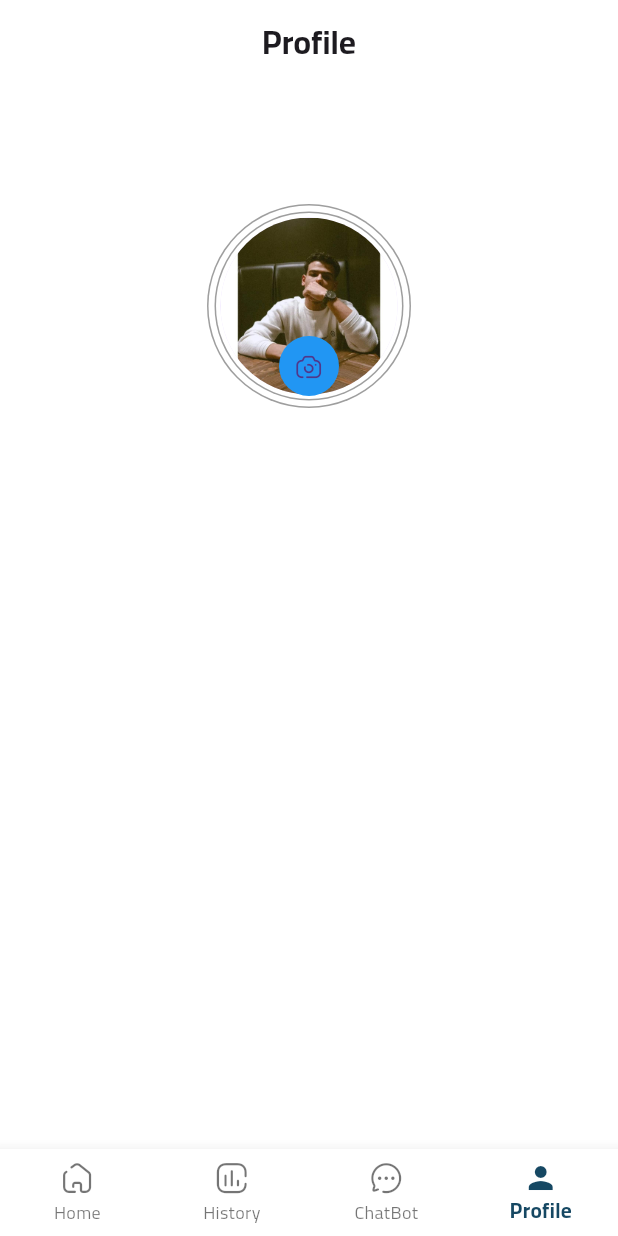
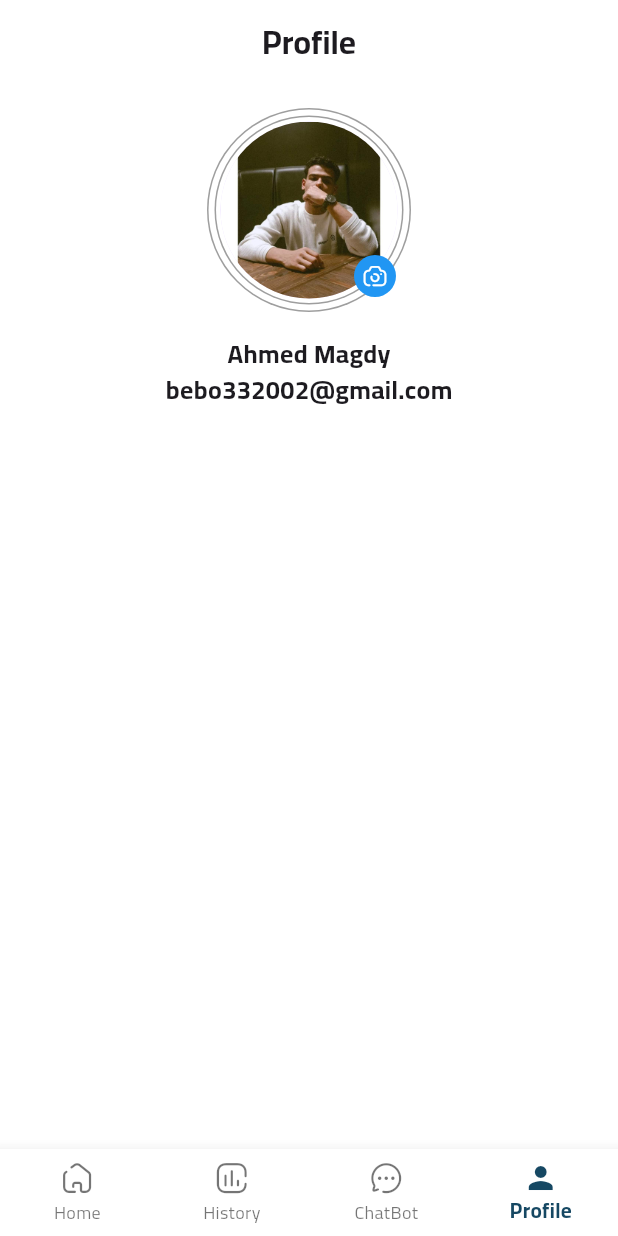
Before and after one commit to AhmedMagdy-10/project_app, a Flutter app: the screen it shows after launch, item 4 of the bottom bar chosen, on a phone screen of 412 x 824 dp. Run offline on Flutter 3.47's test engine with Material 3 defaults, Android fonts, the phone set to English and light mode, and no system bars; our stand-ins replace cloud_firestore, dio, firebase_auth, firebase_core, firebase_messaging, flutter_bloc and 5 more; accounts and stored records are empty; statements that could not run were skipped.

Commit message:
create profile feature item

```diff
--- a/lib/design/view/on_boarding_view.dart
+++ b/lib/design/view/on_boarding_view.dart
@@ -2,7 +2,7 @@ import 'package:flutter/material.dart';
 import 'package:project_app/constants/constant.dart';
 import 'package:project_app/design/view/login_view.dart';
 import 'package:project_app/design/view/widgets/build_onboarding_item.dart';
-import 'package:project_app/logic/data/onborading_list.dart';
+import 'package:project_app/logic/data/localData/onborading_list.dart';
 import 'package:smooth_page_indicator/smooth_page_indicator.dart';
 
 class OnBoardingView extends StatefulWidget {
--- a/lib/design/view/profile_view.dart
+++ b/lib/design/view/profile_view.dart
@@ -26,7 +26,10 @@ class ProfileView extends StatelessWidget {
               child: SizedBox(
                 height: 200,
                 child: Stack(
-                  alignment: Alignment.bottomCenter,
+                  alignment: Alignment.topCenter,
+                  children: [
+                    Stack(
+                      alignment: Alignment.bottomRight,
                       children: [
                         const CircleAvatar(
                           radius: 68,
@@ -52,15 +55,44 @@ class ProfileView extends StatelessWidget {
                             onPressed: () {},
                             icon: const CircleAvatar(
                               backgroundColor: Colors.blue,
-                          radius: 20,
+                              radius: 14,
                               child: Icon(
                                 IconBroken.Camera,
-                            size: 20,
+                                color: Colors.white,
+                                size: 18,
                               ),
                             )),
                       ],
                     ),
+                    const Column(
+                      mainAxisAlignment: MainAxisAlignment.end,
+                      children: [
+                        Text(
+                          'Ahmed Magdy',
+                          maxLines: 1,
+                          overflow: TextOverflow.ellipsis,
+                          style: TextStyle(
+                            fontSize: 17,
+                            fontWeight: FontWeight.w700,
                           ),
+                        ),
+                        Text(
+                          'bebo332002@gmail.com',
+                          maxLines: 1,
+                          overflow: TextOverflow.ellipsis,
+                          style: TextStyle(
+                            fontSize: 17,
+                            fontWeight: FontWeight.w700,
+                          ),
+                        ),
+                      ],
+                    ),
+                  ],
+                ),
+              ),
+            ),
+            const SizedBox(
+              height: 20,
             ),
           ],
         ),
```
Also changed, not shown: lib/design/view/widgets/profile_feature_item.dart (added, +50 -0 lines), lib/logic/data/localData/profile_feature_list.dart (added, +41 -0 lines), lib/logic/data/models/profile_model.dart (added, +16 -0 lines), lib/logic/data/localData/onborading_list.dart (renamed from lib/logic/data/onborading_list.dart). Lines whose indentation alone changed are shown as unchanged.
